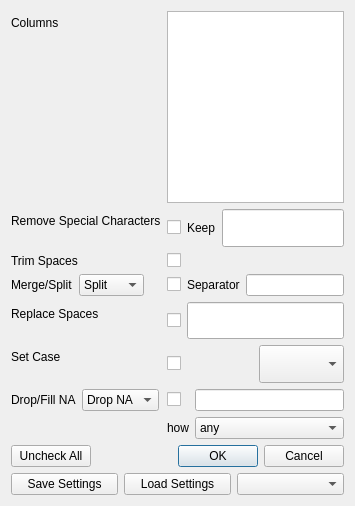
Old version of the form zeex/core/ui/actions/normalize.ui in the repository zbarge/zeex.
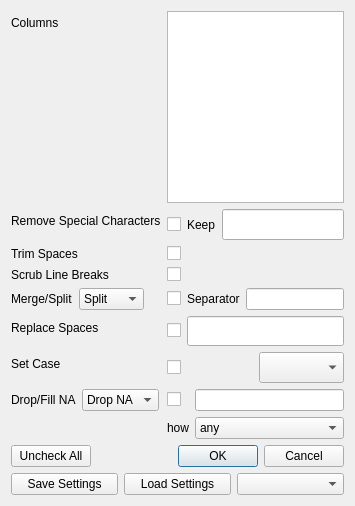
New version of the form. Custom widgets are drawn as their Qt base class.

Commit message: #60-Scrub Line Breaks option added to FileView-Normalize, test added & manual test done

```diff
--- a/zeex/core/ui/actions/normalize.ui
+++ b/zeex/core/ui/actions/normalize.ui
@@ -56,7 +56,7 @@
          </property>
         </widget>
        </item>
-       <item row="3" column="1">
+       <item row="4" column="1">
         <layout class="QGridLayout" name="gridLayout">
          <item row="0" column="1">
           <widget class="QLabel" name="label">
@@ -87,14 +87,14 @@
          </item>
         </layout>
        </item>
-       <item row="4" column="0">
+       <item row="5" column="0">
         <widget class="QLabel" name="replaceSpacesLabel">
          <property name="text">
           <string>Replace Spaces</string>
          </property>
         </widget>
        </item>
-       <item row="4" column="1">
+       <item row="5" column="1">
         <layout class="QGridLayout" name="gridLayout_3">
          <item row="0" column="0">
           <widget class="QCheckBox" name="checkBoxReplaceSpaces">
@@ -118,14 +118,14 @@
          </item>
         </layout>
        </item>
-       <item row="5" column="0">
+       <item row="6" column="0">
         <widget class="QLabel" name="setCaseLabel">
          <property name="text">
           <string>Set Case</string>
          </property>
         </widget>
        </item>
-       <item row="5" column="1">
+       <item row="6" column="1">
         <layout class="QGridLayout" name="gridLayout_2">
          <item row="0" column="0">
           <widget class="QCheckBox" name="checkBoxSetCase">
@@ -149,7 +149,7 @@
          </item>
         </layout>
        </item>
-       <item row="6" column="1">
+       <item row="7" column="1">
         <layout class="QGridLayout" name="gridLayout_4">
          <item row="0" column="1">
           <widget class="QCheckBox" name="checkBoxDropFillNA">
@@ -203,7 +203,7 @@
          </item>
         </layout>
        </item>
-       <item row="7" column="0">
+       <item row="8" column="0">
         <widget class="QPushButton" name="btnUncheckAll">
          <property name="whatsThis">
           <string>Uncheck all activation options &amp; selected columns.</string>
@@ -213,7 +213,7 @@
          </property>
         </widget>
        </item>
-       <item row="7" column="1">
+       <item row="8" column="1">
         <widget class="QDialogButtonBox" name="buttonBox">
          <property name="orientation">
           <enum>Qt::Horizontal</enum>
@@ -223,7 +223,7 @@
          </property>
         </widget>
        </item>
-       <item row="3" column="0">
+       <item row="4" column="0">
         <layout class="QGridLayout" name="gridLayout_6">
          <property name="verticalSpacing">
           <number>6</number>
@@ -254,7 +254,7 @@
          </item>
         </layout>
        </item>
-       <item row="6" column="0">
+       <item row="7" column="0">
         <layout class="QGridLayout" name="gridLayout_7">
          <property name="verticalSpacing">
           <number>6</number>
@@ -316,6 +316,23 @@
          </item>
         </layout>
        </item>
+       <item row="3" column="0">
+        <widget class="QLabel" name="labelScrubLineBreaks">
+         <property name="text">
+          <string>Scrub Line Breaks</string>
+         </property>
+        </widget>
+       </item>
+       <item row="3" column="1">
+        <widget class="QCheckBox" name="checkBoxScrubLineBreaks">
+         <property name="whatsThis">
+          <string>Activate - strip new line characters (line breaks) from columns</string>
+         </property>
+         <property name="text">
+          <string/>
+         </property>
+        </widget>
+       </item>
       </layout>
      </item>
      <item>
```
The commit also changes 3 other files.
